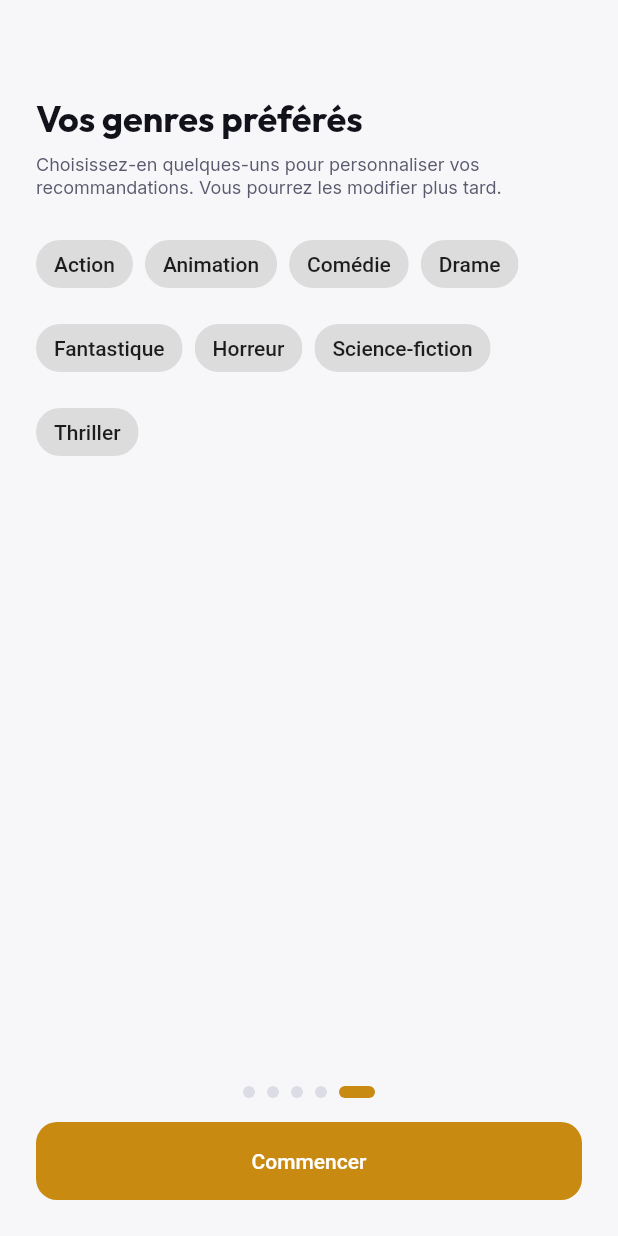
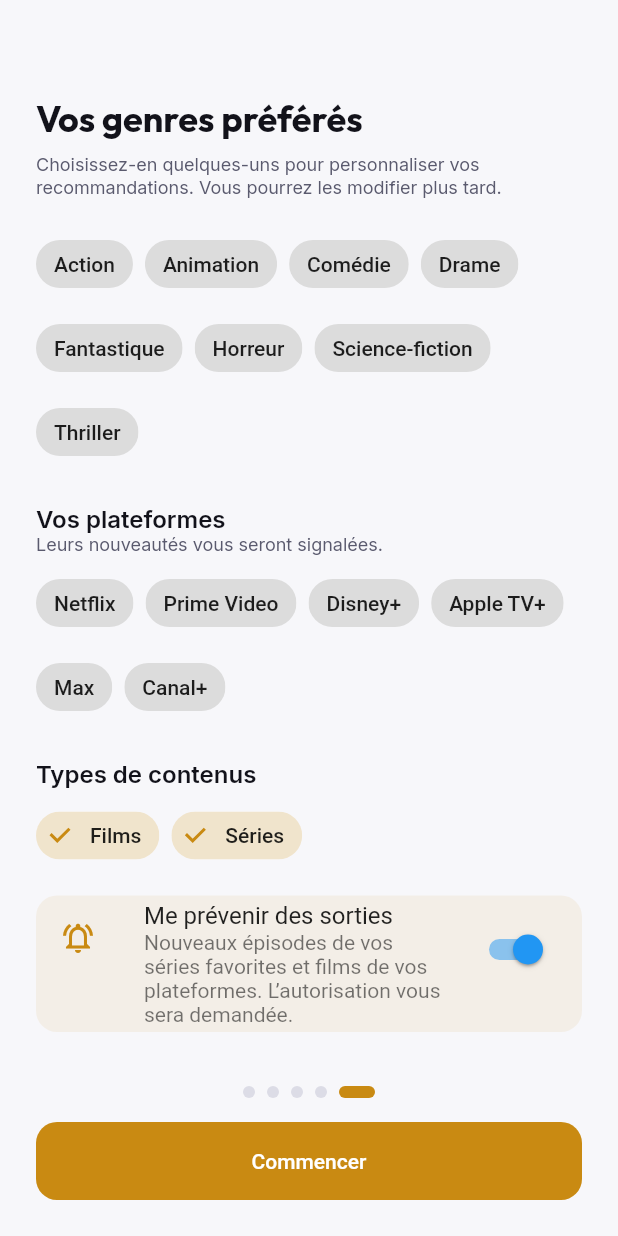
Before and after one commit to zakmario/CineSphere, a Flutter app: the screen it shows once a user with an empty profile is signed in, after a tap on "Passer", on a phone screen of 412 x 824 dp. Run offline on Flutter 3.47's test engine with Material 3 defaults, Android fonts, the phone set to English and light mode, and no system bars; our stand-ins replace auto_size_text, cached_network_image, cloud_firestore, connectivity_plus, equatable, firebase_auth and 23 more; missing offline and left inert: json_path, mime_type, webviewx_plus; accounts and stored records are empty.

Commit message:
feat(walkthrough): écran Préférences et component WalkthroughStep
Après l'étape 4 : genres, plateformes, types de contenus et notifications (autorisation demandée à « Commencer »), pré-cochés quand le walkthrough est revu.

Co-Authored-By: Claude Opus 5.5 <noreply@anthropic.com>

```diff
--- a/lib/custom_code/widgets/index.dart
+++ b/lib/custom_code/widgets/index.dart
@@ -21,3 +21,4 @@ export 'release_calendar.dart' show ReleaseCalendar;
 export 'notification_bell.dart' show NotificationBell;
 export 'notifications_center.dart' show NotificationsCenter;
 export 'notification_settings_panel.dart' show NotificationSettingsPanel;
+export 'walkthrough_step.dart' show WalkthroughStep;
--- a/lib/custom_code/widgets/onboarding_walkthrough.dart
+++ b/lib/custom_code/widgets/onboarding_walkthrough.dart
@@ -9,12 +9,17 @@ import 'package:flutter/material.dart';
 // Begin custom widget code
 // DO NOT REMOVE OR MODIFY THE CODE ABOVE!
 
-import '/custom_code/actions/firebase_service.dart';
+import '/custom_code/actions/cine_models.dart';
+import '/custom_code/actions/complete_onboarding.dart';
 
-/// Écran de première utilisation : 4 étapes de présentation puis choix des
-/// genres préférés. À la fin, enregistre les choix (completeOnboarding) puis
-/// appelle [onFinish] — dans FlutterFlow, branchez-y la navigation vers
-/// la HomePage (et le démarrage du Walkthrough FlutterFlow de la HomePage).
+/// Écran de première utilisation (section 6.1) : 4 étapes de présentation
+/// puis l'écran Préférences (genres, plateformes, types de contenus,
+/// notifications). « Commencer » demande l'autorisation des notifications
+/// si elles sont gardées, enregistre les choix (appareil + profil
+/// Firestore) puis appelle [onFinish] — dans FlutterFlow, y brancher la
+/// navigation vers la HomePage (qui lance la visite guidée).
+///
+/// Revu depuis Paramètres, l'écran Préférences reprend les choix du profil.
 class OnboardingWalkthrough extends StatefulWidget {
   const OnboardingWalkthrough({
     super.key,
@@ -49,23 +54,23 @@ const _steps = [
       'Recevez une notification à la sortie d’un film ou d’un nouvel épisode.'),
 ];
 
-const _fallbackGenres = [
-  'Action',
-  'Animation',
-  'Comédie',
-  'Drame',
-  'Fantastique',
-  'Horreur',
-  'Science-fiction',
-  'Thriller',
-];
+const _contentTypeLabels = {
+  MediaType.movie: 'Films',
+  MediaType.series: 'Séries',
+};
 
 class _OnboardingWalkthroughState extends State<OnboardingWalkthrough> {
   final _pageController = PageController();
   int _page = 0;
-  List<String> _genres = _fallbackGenres;
-  final Set<String> _selected = {};
+  List<Genre> _genres = kFallbackGenres;
+  List<Platform> _platforms = kFallbackPlatforms;
+  final Set<int> _selectedGenres = {};
+  final Set<String> _selectedPlatforms = {};
+  final Set<MediaType> _contentTypes = {MediaType.movie, MediaType.series};
+  bool _notify = true;
   bool _saving = false;
+
+  OnboardingService get _service => OnboardingService.instance;
 
   int get _pageCount => _steps.length + 1;
   bool get _isLast => _page == _pageCount - 1;
@@ -73,7 +78,7 @@ class _OnboardingWalkthroughState extends State<OnboardingWalkthrough> {
   @override
   void initState() {
     super.initState();
-    _loadGenres();
+    _load();
   }
 
   @override
@@ -82,16 +87,27 @@ class _OnboardingWalkthroughState extends State<OnboardingWalkthrough> {
     super.dispose();
   }
 
-  Future<void> _loadGenres() async {
-    try {
-      final genres = await CineFirebaseService.instance.fetchGenres();
-      final names = genres.map((g) => g.name).toList();
-      if (mounted && names.isNotEmpty) {
-        setState(() => _genres = names);
+  Future<void> _load() async {
+    final genres = await _service.genres();
+    final platforms = await _service.platforms();
+    final saved = await _service.currentPreferences();
+    if (!mounted) {
+      return;
+    }
+    setState(() {
+      _genres = genres;
+      _platforms = platforms;
+      if (saved != null && saved.onboardingCompleted) {
+        _selectedGenres.addAll(saved.favoriteGenres);
+        _selectedPlatforms.addAll(saved.favoritePlatforms);
+        if (saved.contentTypes.isNotEmpty) {
+          _contentTypes
+            ..clear()
+            ..addAll(saved.contentTypes);
+        }
+        _notify = saved.notificationsEnabled;
       }
-    } catch (_) {
-      // Hors connexion : on garde la liste par défaut.
-    }
+    });
   }
 
   void _next() {
@@ -103,8 +119,36 @@ class _OnboardingWalkthroughState extends State<OnboardingWalkthrough> {
 
   Future<void> _finish() async {
     setState(() => _saving = true);
-    final genres = _selected.toList();
-    await completeOnboarding(genres);
+    final messenger = ScaffoldMessenger.maybeOf(context);
+    var notify = _notify;
+    if (notify) {
+      // L'étape 4 a expliqué pourquoi : on demande l'autorisation ici.
+      notify = await _service.notifications.init(requestPermission: true);
+      if (!notify) {
+        messenger?.showSnackBar(const SnackBar(
+            content: Text('Notifications refusées : vous pourrez les '
+                'activer dans Paramètres.')));
+      }
+    }
+    await _service.complete(OnboardingChoices(
+      genreIds: [
+        for (final g in _genres)
+          if (_selectedGenres.contains(g.id)) g.id,
+      ],
+      genreNames: [
+        for (final g in _genres)
+          if (_selectedGenres.contains(g.id)) g.name,
+      ],
+      platforms: [
+        for (final p in _platforms)
+          if (_selectedPlatforms.contains(p.name)) p.name,
+      ],
+      contentTypes: [
+        for (final type in MediaType.values)
+          if (_contentTypes.contains(type)) type,
+      ],
+      notificationsEnabled: notify,
+    ));
     if (!mounted) {
       return;
     }
@@ -144,7 +188,7 @@ class _OnboardingWalkthroughState extends State<OnboardingWalkthrough> {
                 onPageChanged: (i) => setState(() => _page = i),
                 children: [
                   for (final step in _steps) _buildStep(theme, step),
-                  _buildGenres(theme),
+                  _buildPreferences(theme),
                 ],
               ),
             ),
@@ -213,7 +257,31 @@ class _OnboardingWalkthroughState extends State<OnboardingWalkthrough> {
         ),
       );
 
-  Widget _buildGenres(FlutterFlowTheme theme) => SingleChildScrollView(
+  Widget _chip(FlutterFlowTheme theme, String label, bool selected,
+          ValueChanged<bool> onSelected) =>
+      FilterChip(
+        label: Text(label),
+        selected: selected,
+        selectedColor: theme.primary.withValues(alpha: 0.2),
+        checkmarkColor: theme.primary,
+        onSelected: onSelected,
+      );
+
+  Widget _section(FlutterFlowTheme theme, String title, String? hint) =>
+      Padding(
+        padding: const EdgeInsets.only(top: 24, bottom: 8),
+        child: Column(
+          crossAxisAlignment: CrossAxisAlignment.start,
+          children: [
+            Text(title, style: theme.titleMedium),
+            if (hint != null)
+              Text(hint,
+                  style: theme.bodySmall.copyWith(color: theme.secondaryText)),
+          ],
+        ),
+      );
+
+  Widget _buildPreferences(FlutterFlowTheme theme) => SingleChildScrollView(
         padding: const EdgeInsets.symmetric(horizontal: 24, vertical: 16),
         child: Column(
           crossAxisAlignment: CrossAxisAlignment.start,
@@ -229,16 +297,66 @@ class _OnboardingWalkthroughState extends State<OnboardingWalkthrough> {
             Wrap(
               spacing: 8,
               runSpacing: 8,
-              children: _genres
-                  .map((g) => FilterChip(
-                        label: Text(g),
-                        selected: _selected.contains(g),
-                        selectedColor: theme.primary.withValues(alpha: 0.2),
-                        checkmarkColor: theme.primary,
-                        onSelected: (on) => setState(
-                            () => on ? _selected.add(g) : _selected.remove(g)),
-                      ))
-                  .toList(),
+              children: [
+                for (final g in _genres)
+                  _chip(
+                      theme,
+                      g.name,
+                      _selectedGenres.contains(g.id),
+                      (on) => setState(() => on
+                          ? _selectedGenres.add(g.id)
+                          : _selectedGenres.remove(g.id))),
+              ],
+            ),
+            _section(theme, 'Vos plateformes',
+                'Leurs nouveautés vous seront signalées.'),
+            Wrap(
+              spacing: 8,
+              runSpacing: 8,
+              children: [
+                for (final p in _platforms)
+                  _chip(
+                      theme,
+                      p.name,
+                      _selectedPlatforms.contains(p.name),
+                      (on) => setState(() => on
+                          ? _selectedPlatforms.add(p.name)
+                          : _selectedPlatforms.remove(p.name))),
+              ],
+            ),
+            _section(theme, 'Types de contenus', null),
+            Wrap(
+              spacing: 8,
+              children: [
+                for (final MapEntry(key: type, value: label)
+                    in _contentTypeLabels.entries)
+                  _chip(
+                      theme,
+                      label,
+                      _contentTypes.contains(type),
+                      // Au moins un type reste choisi.
+                      (on) => setState(() => on
+                          ? _contentTypes.add(type)
+                          : _contentTypes.length > 1
+                              ? _contentTypes.remove(type)
+                              : null)),
+              ],
+            ),
+            const SizedBox(height: 16),
+            Material(
+              color: theme.primary.withValues(alpha: 0.08),
+              borderRadius: BorderRadius.circular(14),
+              clipBehavior: Clip.antiAlias,
+              child: SwitchListTile(
+                secondary: Icon(Icons.notifications_active_outlined,
+                    color: theme.primary),
+                title: const Text('Me prévenir des sorties'),
+                subtitle: const Text('Nouveaux épisodes de vos séries '
+                    'favorites et films de vos plateformes. L’autorisation '
+                    'vous sera demandée.'),
+                value: _notify,
+                onChanged: (v) => setState(() => _notify = v),
+              ),
             ),
           ],
         ),
```
Also changed, not shown: lib/custom_code/widgets/walkthrough_step.dart (added, +129 -0 lines).
